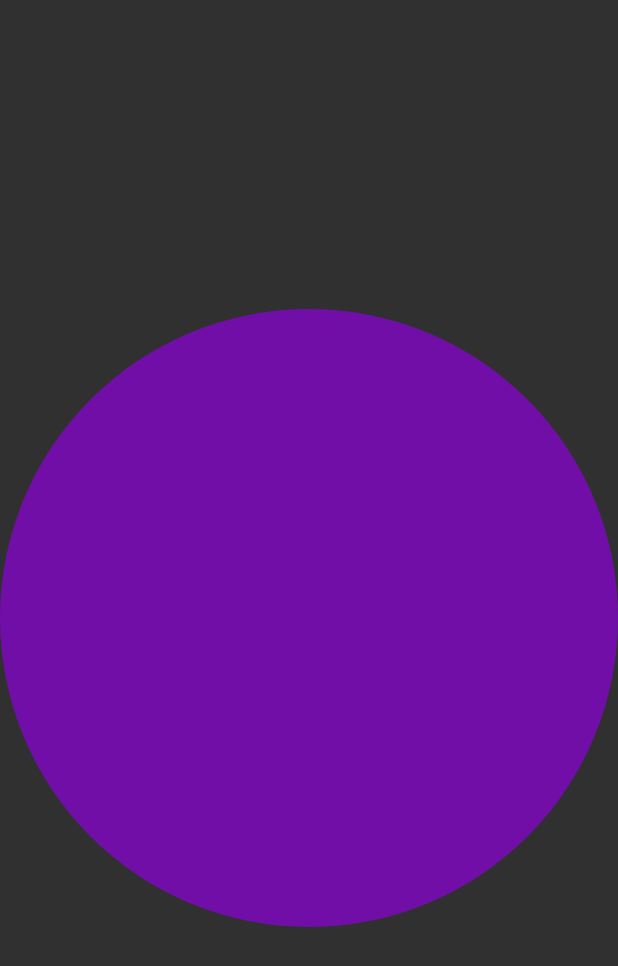
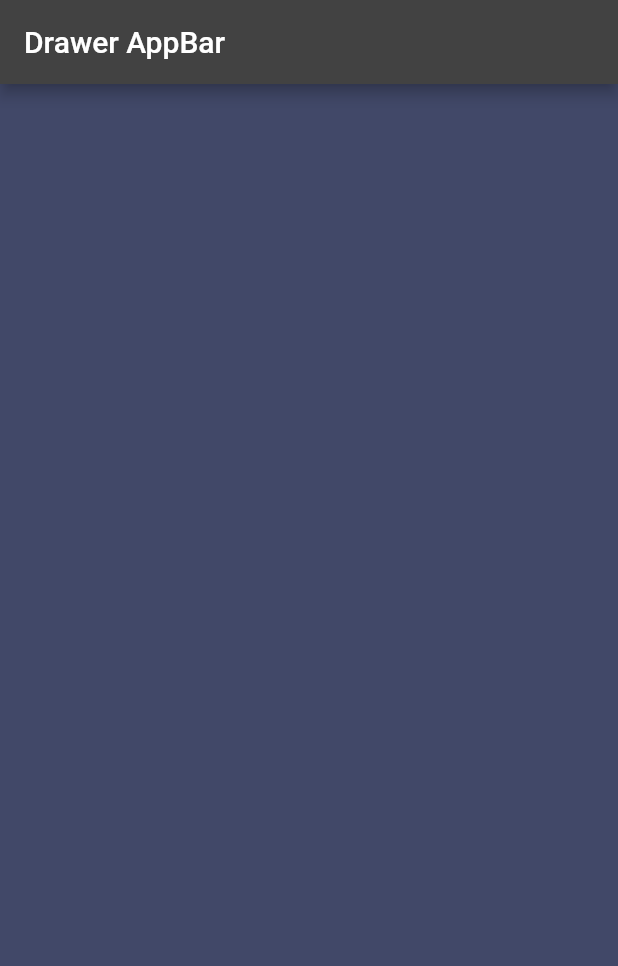
Before and after one commit to ashimMarch/Vandad_anim, a Flutter app: the screen it shows after launch, on a phone screen of 412 x 824 dp. Shown: the top 966 px of the screen. Run offline on Flutter 3.47's test engine with Material 2 defaults, Android fonts, the phone set to English and light mode, and no system bars.

Commit message:
3D animation, 3D Perspective

```diff
--- /dev/null
+++ b/lib/08_3D_animation/3d_animation.dart
@@ -0,0 +1,146 @@
+
+
+
+import 'dart:math';
+import 'dart:developer' as dev;
+
+import 'package:flutter/material.dart';
+
+
+class MyDrawer extends StatefulWidget {
+  const MyDrawer({
+    super.key,
+    required this.drawer,
+    required this.child
+  });
+  final Widget drawer;
+  final Widget child;
+
+  @override
+  State<MyDrawer> createState() => _MyDrawerState();
+}
+
+class _MyDrawerState extends State<MyDrawer> with TickerProviderStateMixin{
+  late AnimationController _xControllerForChild;
+  late Animation<double> _yRotationAnimationForChild;
+
+  late AnimationController _xControllerForDrawer;
+  late Animation<double> _yRotationAnimationForDrawer;
+
+  @override
+  void initState() {
+    super.initState();
+    _xControllerForChild = AnimationController(
+      vsync: this,
+      duration: const Duration(milliseconds: 500),
+    );
+    _yRotationAnimationForChild = Tween<double>(
+      begin: 0,
+      end: -pi / 2,
+    ).animate(_xControllerForChild);
+
+    _xControllerForDrawer = AnimationController(
+      vsync: this,
+      duration: const Duration(milliseconds: 500),
+    );
+    _yRotationAnimationForDrawer = Tween<double>(
+      begin: pi / 2.9,
+      end: 0,
+    ).animate(_xControllerForDrawer);
+  }
+
+  @override
+  void dispose() {
+    _xControllerForChild.dispose();
+    _xControllerForDrawer.dispose();
+    super.dispose();
+  }
+
+  @override
+  Widget build(BuildContext context) {
+    final screenWidth = MediaQuery.of(context).size.width;
+    final maxDrag = screenWidth * 0.8;
+
+    return GestureDetector(
+      onHorizontalDragUpdate: (details) {
+        final delta = details.delta.dx / maxDrag;
+        _xControllerForChild.value += delta;
+        _xControllerForDrawer.value += delta;
+      },
+      onHorizontalDragEnd: (details) {
+        if (_xControllerForChild.value < 0.5) {
+          _xControllerForChild.reverse();
+          _xControllerForDrawer.reverse();
+        } else {
+          _xControllerForChild.forward();
+          _xControllerForDrawer.forward();
+        }
+      },
+      child: AnimatedBuilder(
+        animation: Listenable.merge([
+          _xControllerForChild,
+          _xControllerForDrawer,
+        ]),
+        builder: (context, child) {
+          return Stack(
+            children: [
+              Container(
+                color: const Color(0xFF1a1b26),
+              ),
+              Transform(
+                alignment: Alignment.centerLeft,
+                transform: Matrix4.identity()
+                  ..setEntry(3, 2, 0.001)
+                  ..translate(_xControllerForChild.value * maxDrag)
+                  ..rotateY(_yRotationAnimationForChild.value),
+                child: widget.child,
+              ),
+              Transform(
+                alignment: Alignment.centerRight,
+                transform: Matrix4.identity()
+                  ..setEntry(3, 2, 0.001)
+                  ..translate(
+                      -screenWidth + _xControllerForDrawer.value * maxDrag)
+                  ..rotateY(_yRotationAnimationForDrawer.value),
+                child: widget.drawer,
+              ),
+            ],
+          );
+        },
+      ),
+    );
+  }
+}
+
+
+class ThreeDAnimation extends StatelessWidget {
+  const ThreeDAnimation({super.key});
+
+  @override
+  Widget build(BuildContext context) {
+    return MyDrawer(
+      drawer: Material(
+        child: Container(
+          color: const Color(0xff24283b),
+          child: ListView.builder(
+            padding: const EdgeInsets.only(left: 100, top: 100),
+            itemCount: 20,
+            itemBuilder: (context, index) {
+              return ListTile(
+                title: Text('Item $index'),
+              );
+            },
+          ),
+        ),
+      ),
+      child: Scaffold(
+        appBar: AppBar(
+          title: const Text('Drawer AppBar'),
+        ),
+        body: Container(
+          color: const Color(0xff414868),
+        ),
+      ),
+    );
+  }
+}
--- a/lib/main.dart
+++ b/lib/main.dart
@@ -7,6 +7,7 @@ import 'package:flutter/material.dart';
 import '03_stack_rotate_3d/widget_rotaion3d.dart';
 import '04_hero_animation/hero_animation.dart';
 import '06_tween_animation_builder/tween_anim_builder.dart';
+import '08_3D_animation/3D_animation.dart';
 
 
 void main() {
@@ -25,7 +26,7 @@ class MyApp extends StatelessWidget {
       debugShowCheckedModeBanner: false,
       debugShowMaterialGrid: false,
       // home: const HeroAnim(),
-      home: const TweenAnimationBuilderWithClip(),
+      home: const ThreeDAnimation(),
     );
   }
 }
```
